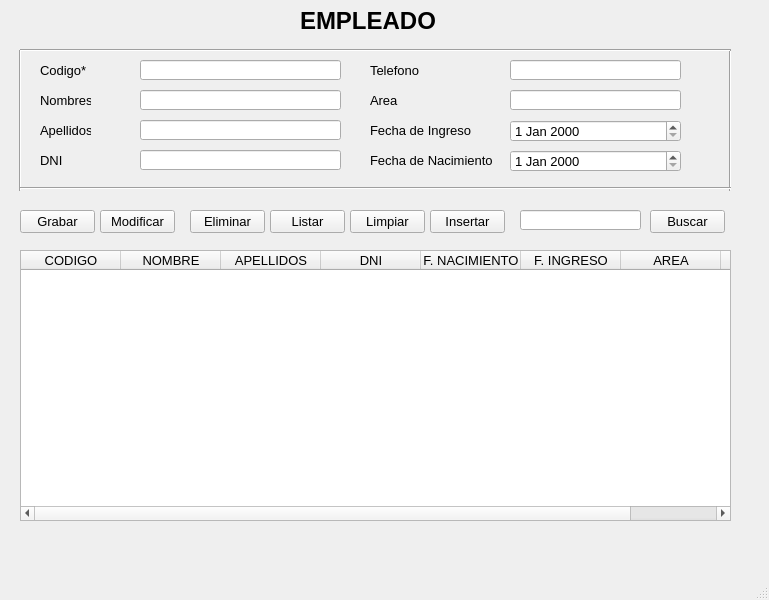
The window that Sistema_Ventas/UI/Registro_Empleados.ui (CrhisTech/Proyecto_Restaurante_IDAT) describes before a commit, drawn with Qt 5.
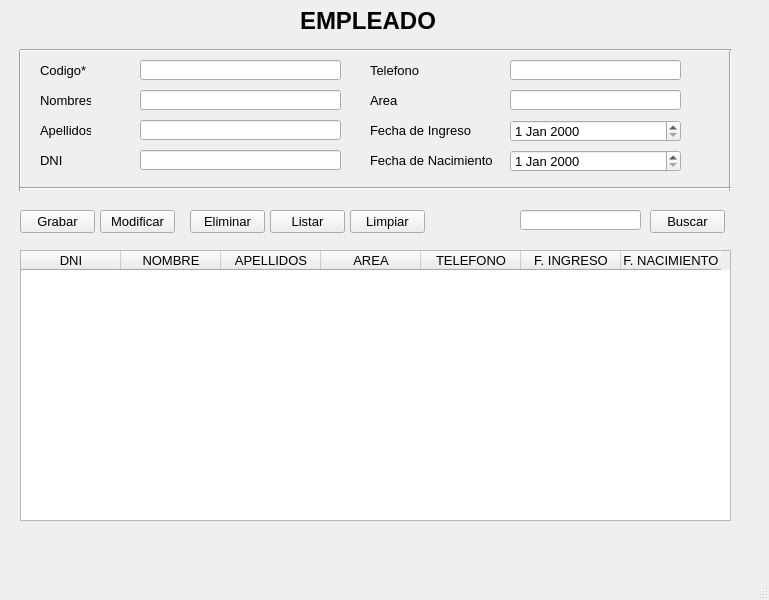
The same window after the commit.

```diff
--- a/Sistema_Ventas/UI/Registro_Empleados.ui
+++ b/Sistema_Ventas/UI/Registro_Empleados.ui
@@ -326,7 +326,7 @@
     </property>
     <column>
      <property name="text">
-      <string>CODIGO</string>
+      <string>DNI</string>
      </property>
     </column>
     <column>
@@ -339,21 +339,6 @@
       <string>APELLIDOS</string>
      </property>
     </column>
-    <column>
-     <property name="text">
-      <string>DNI</string>
-     </property>
-    </column>
-    <column>
-     <property name="text">
-      <string>F. NACIMIENTO</string>
-     </property>
-    </column>
-    <column>
-     <property name="text">
-      <string>F. INGRESO</string>
-     </property>
-    </column>
     <column>
      <property name="text">
       <string>AREA</string>
@@ -364,6 +349,16 @@
       <string>TELEFONO</string>
      </property>
     </column>
+    <column>
+     <property name="text">
+      <string>F. INGRESO</string>
+     </property>
+    </column>
+    <column>
+     <property name="text">
+      <string>F. NACIMIENTO</string>
+     </property>
+    </column>
    </widget>
    <widget class="QPushButton" name="pushButton">
     <property name="geometry">
@@ -430,20 +425,7 @@
      <string>Limpiar</string>
     </property>
    </widget>
-   <widget class="QPushButton" name="pushButton_6">
-    <property name="geometry">
-     <rect>
-      <x>430</x>
-      <y>210</y>
-      <width>75</width>
-      <height>23</height>
-     </rect>
-    </property>
-    <property name="text">
-     <string>Insertar</string>
-    </property>
-   </widget>
-   <widget class="QLineEdit" name="lineEdit_7">
+   <widget class="QLineEdit" name="txtBuscar">
     <property name="geometry">
      <rect>
       <x>520</x>
```
Left out of the diff: 28 changed lines with no effect on the pictures.
